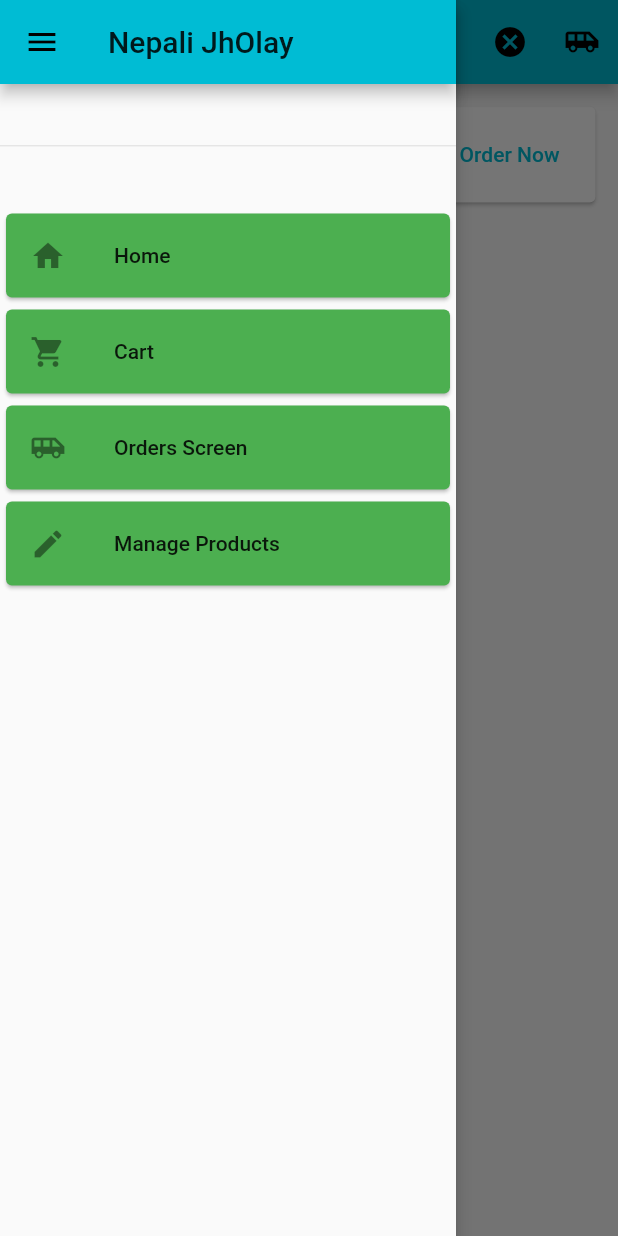
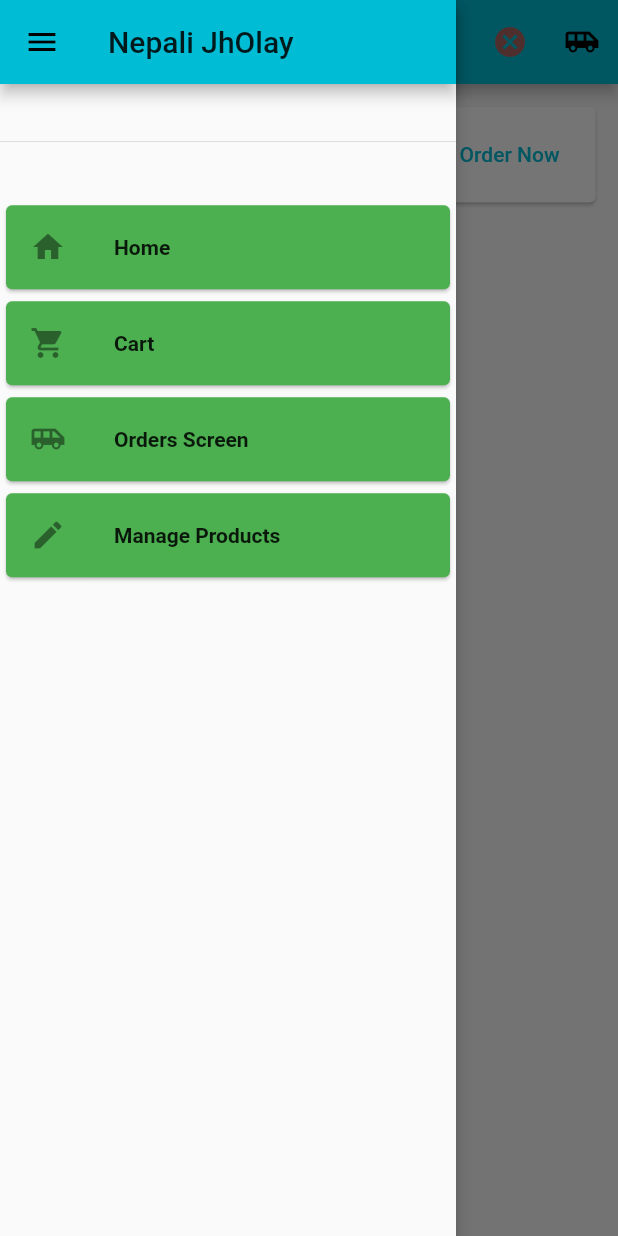
Before and after one commit to cyx977/srShop, a Flutter app: the CartDetailScreen screen opened by its route, with the side drawer open, on a phone screen of 412 x 824 dp. Run offline on Flutter 3.47's test engine with Material 2 defaults, Android fonts, the phone set to English and light mode, and no system bars; network calls fail.

Commit message:
simple refactors

```diff
--- a/lib/const.dart
+++ b/lib/const.dart
@@ -2,7 +2,7 @@ import 'package:flutter/material.dart';
 import 'package:srShop/screens/cart_detail_screen.dart';
 import 'package:srShop/screens/order_screen.dart';
 import 'package:srShop/screens/products_overview_screen.dart';
-import 'package:srShop/screens/user_products_screen.dart';
+import 'package:srShop/screens/manage_products_screen.dart';
 
 class RouteData {
   String title;
@@ -15,5 +15,6 @@ Map<String, RouteData> routeConfig = {
   CartDetailScreen.route: RouteData(title: "Cart", icon: Icons.shopping_cart),
   OrderScreen.route:
       RouteData(title: "Orders Screen", icon: Icons.airport_shuttle),
-  UserProductScreen.route: RouteData(title: "Manage Products", icon: Icons.edit)
+  ManageProductScreen.route:
+      RouteData(title: "Manage Products", icon: Icons.edit)
 };
--- a/lib/main.dart
+++ b/lib/main.dart
@@ -6,7 +6,7 @@ import 'package:srShop/providers/order_provider.dart';
 import 'package:srShop/screens/cart_detail_screen.dart';
 import 'package:srShop/screens/order_screen.dart';
 import 'package:srShop/screens/product_detail_screen.dart';
-import 'package:srShop/screens/user_products_screen.dart';
+import 'package:srShop/screens/manage_products_screen.dart';
 import './providers/products_provider.dart';
 import './screens/products_overview_screen.dart';
 
@@ -63,7 +63,7 @@ class MyApp extends StatelessWidget {
             primary: Colors.red,
             primaryVariant: Colors.black,
             secondary: Colors.green,
-            secondaryVariant: Colors.red,
+            secondaryVariant: Color.fromRGBO(112, 202, 237, 1),
             surface: Colors.red,
             background: Colors.red,
             error: Colors.red,
@@ -81,7 +81,7 @@ class MyApp extends StatelessWidget {
           ProductDetailScreen.route: (context) => ProductDetailScreen(),
           CartDetailScreen.route: (context) => CartDetailScreen(),
           OrderScreen.route: (context) => OrderScreen(),
-          UserProductScreen.route: (context) => UserProductScreen(),
+          ManageProductScreen.route: (context) => ManageProductScreen(),
         },
       ),
     );
--- a/lib/widgets/cart/cart_item.dart
+++ b/lib/widgets/cart/cart_item.dart
@@ -29,7 +29,7 @@ class CartDetailItem extends StatelessWidget {
           context: context,
           builder: (context) => AlertDialog(
             title: Text(
-              "Are you Sure ?",
+              "Are you Sure you want to remove $quantity $title from the cart ??",
               style: TextStyle(
                 fontSize: 25,
                 fontWeight: FontWeight.bold,
--- a/lib/widgets/drawer/drawer_menu_builder.dart
+++ b/lib/widgets/drawer/drawer_menu_builder.dart
@@ -21,7 +21,12 @@ class DrawerMenuBuilder extends StatelessWidget {
         color: Theme.of(context).accentColor,
         child: ListTile(
           leading: Icon(icon),
-          title: Text(title),
+          title: Text(
+            title,
+            style: TextStyle(
+              fontWeight: FontWeight.bold,
+            ),
+          ),
         ),
       ),
     );
--- a/lib/widgets/drawer/drawer_widget.dart
+++ b/lib/widgets/drawer/drawer_widget.dart
@@ -7,22 +7,26 @@ import '../../const.dart';
 class DrawerBuilder extends StatelessWidget {
   @override
   Widget build(BuildContext context) {
+    var appBar = AppBar(
+      title: Consumer<AppDetail>(
+        builder: (context, value, child) => Text("${value.appName}"),
+      ),
+    );
     return Drawer(
       elevation: 5,
       child: SafeArea(
         child: Column(
-          // mainAxisAlignment: MainAxisAlignment.spaceBetween,
           children: [
-            AppBar(
-              title: Consumer<AppDetail>(
-                builder: (context, value, child) => Text("${value.appName}"),
-              ),
-            ),
+            appBar,
             Divider(
-              height: MediaQuery.of(context).size.height * 0.10,
+              height: (MediaQuery.of(context).size.height -
+                      appBar.preferredSize.height) *
+                  0.10,
             ),
             Container(
-              height: MediaQuery.of(context).size.height * 0.60,
+              height: (MediaQuery.of(context).size.height -
+                      appBar.preferredSize.height) *
+                  0.60,
               child: ListView.builder(
                 itemBuilder: (context, index) {
                   List<String> routesList = routeConfig.keys.toList();
```
Also changed, not shown: lib/screens/cart_detail_screen.dart (+52 -1 lines), lib/screens/edit_product_screen.dart (added, +20 -0 lines), lib/screens/manage_products_screen.dart (added, +43 -0 lines), lib/screens/user_products_screen.dart (deleted, +0 -15 lines), lib/widgets/product/manage_product.dart (added, +54 -0 lines).
